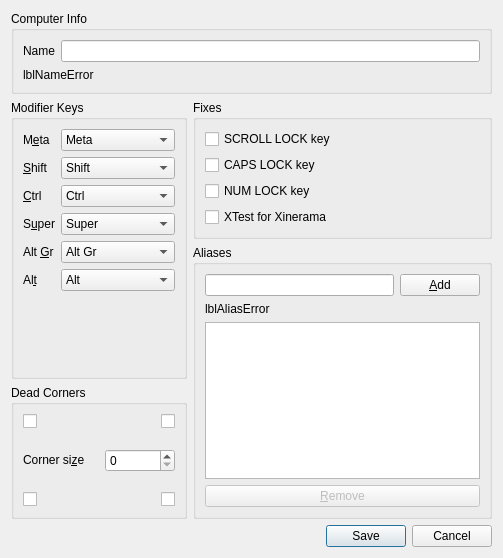
Before: the Qt Designer form src/lib/gui/dialogs/ScreenSettingsDialog.ui in deskflow/deskflow, drawn with Qt 5.
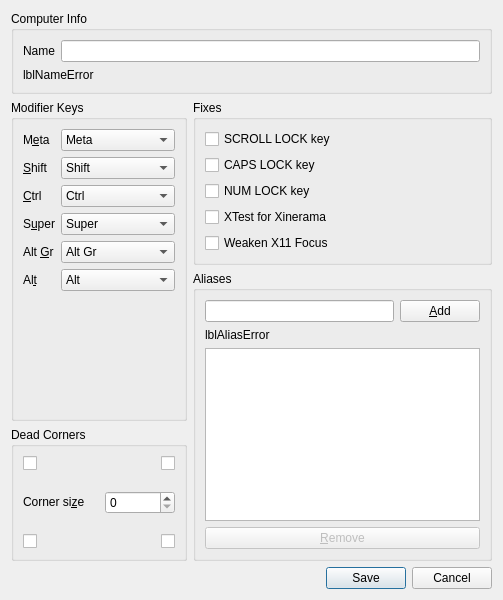
After: the same form once the commit is applied.

Commit message: refactor(settings): move perserveFocus option and expose it in the screen config, rename keys to weakX11Focus to better reflect what it does

What changed in the file:
```diff
--- a/src/lib/gui/dialogs/ScreenSettingsDialog.ui
+++ b/src/lib/gui/dialogs/ScreenSettingsDialog.ui
@@ -7,7 +7,7 @@
     <x>0</x>
     <y>0</y>
     <width>503</width>
-    <height>558</height>
+    <height>600</height>
    </rect>
   </property>
   <property name="windowTitle">
@@ -603,6 +603,16 @@
             </property>
            </widget>
           </item>
+          <item>
+           <widget class="QCheckBox" name="chkWeakX11Focus">
+            <property name="toolTip">
+             <string>X11 screens Only, When enabled the client will not give focus to its focused window as soon as the client is switched to. This can help prevent unwanted focus stealing with some X11 setups.</string>
+            </property>
+            <property name="text">
+             <string>Weaken X11 Focus</string>
+            </property>
+           </widget>
+          </item>
          </layout>
         </widget>
        </item>
```
The commit also changes 14 other files.
